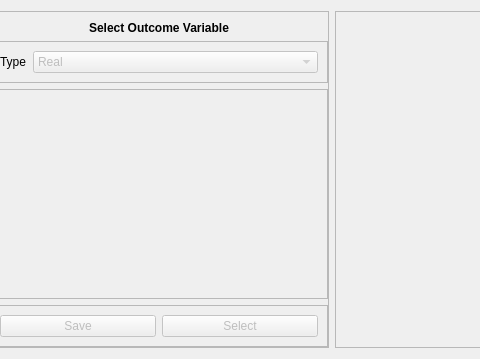
Above: braviz/interaction/qt_guis/outcome_select.ui from diego0020/braviz-app before the change; both pictures show x 241 to 721 and y 0 to 359 of the 887 by 359 pixel window. Below: the same form after it.
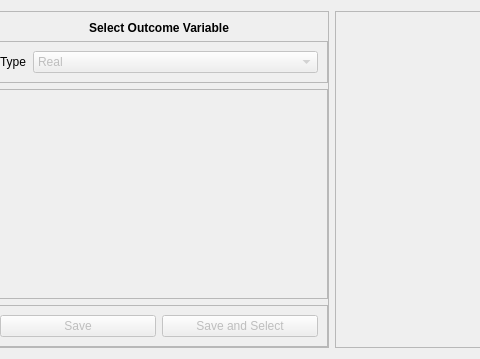
That is the form after the change.

Commit message: first version of outcome select dialog

```diff
--- a/braviz/interaction/qt_guis/outcome_select.ui
+++ b/braviz/interaction/qt_guis/outcome_select.ui
@@ -197,7 +197,7 @@
             <bool>false</bool>
            </property>
            <property name="text">
-            <string>Select</string>
+            <string>Save and Select</string>
            </property>
           </widget>
          </item>
```
Left out of the diff: 3 changed lines with no effect on the pictures. The commit also changes 1 other file.
